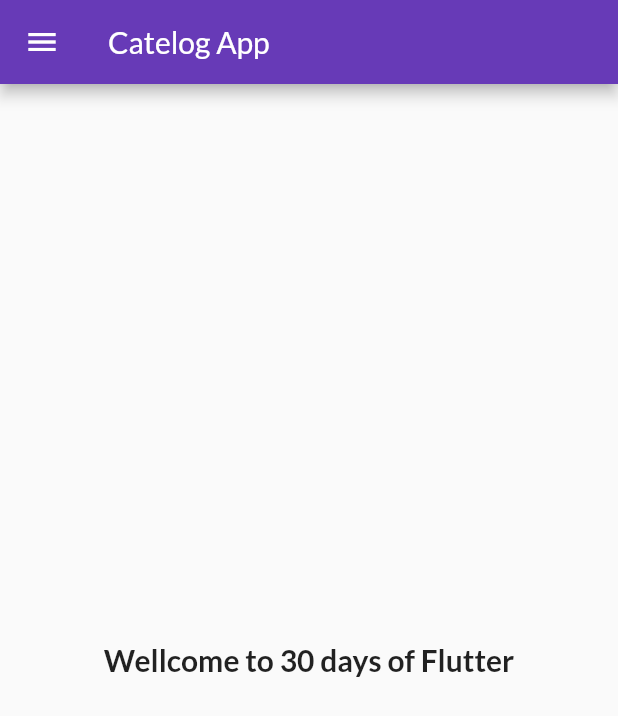
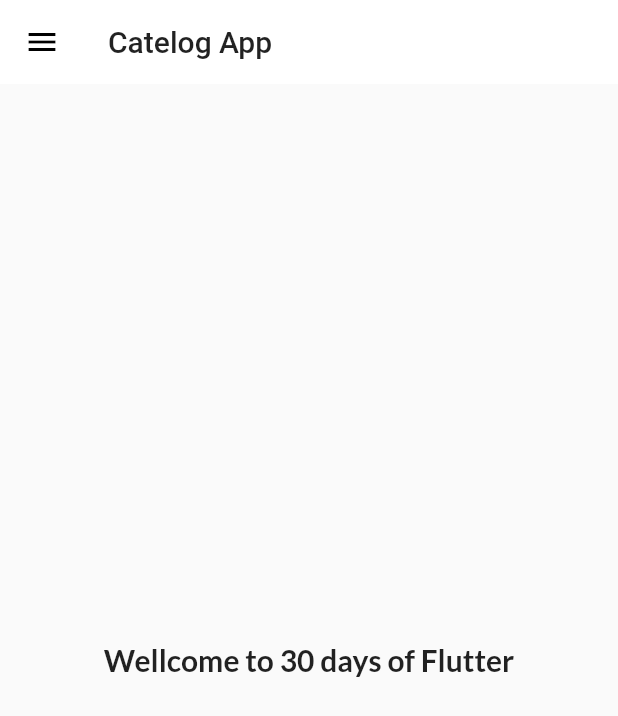
Before and after one commit to mevee/30DaysOfFlutter, a Flutter app: the screen it shows after launch, on a phone screen of 412 x 824 dp. Shown: the top 716 px of the screen. Run offline on Flutter 3.47's test engine with Material 2 defaults, Android fonts, the phone set to English and light mode, and no system bars; our stand-ins replace google_fonts.

Commit message:
theme extraction

```diff
--- a/lib/main.dart
+++ b/lib/main.dart
@@ -1,8 +1,8 @@
 import 'package:flutter/material.dart';
-import 'package:google_fonts/google_fonts.dart';
 import 'package:test2/pages/home_page.dart';
 import 'package:test2/pages/login_page.dart';
 import 'package:test2/util/routes.dart';
+import 'package:test2/widgets/themes.dart';
 
 void main() {
   runApp(MyApp());
@@ -14,10 +14,8 @@ class MyApp extends StatelessWidget {
     return MaterialApp(
       debugShowCheckedModeBanner: false,
       themeMode: ThemeMode.light,
-      theme: ThemeData(
-          primarySwatch: Colors.deepPurple,
-          fontFamily: GoogleFonts.lato().fontFamily),
-      darkTheme: ThemeData(brightness: Brightness.dark),
+      theme: MyTheme.lightTheme(context),
+      darkTheme: MyTheme.darkTheme(context),
       // home: HomePage(),
       initialRoute: "/home",
       routes: {
--- /dev/null
+++ b/lib/widgets/themes.dart
@@ -0,0 +1,18 @@
+import 'package:flutter/material.dart';
+import 'package:google_fonts/google_fonts.dart';
+
+class MyTheme {
+  static ThemeData lightTheme(BuildContext context) => ThemeData(
+        primarySwatch: Colors.deepPurple,
+        fontFamily: GoogleFonts.lato().fontFamily,
+        appBarTheme: AppBarTheme(
+            color: Colors.white,
+            elevation: 0.0,
+            iconTheme: IconThemeData(color: Colors.black),
+            textTheme: Theme.of(context).textTheme),
+      );
+
+  static ThemeData darkTheme(BuildContext context) => ThemeData(
+        brightness: Brightness.dark,
+      );
+}
```
Also changed, not shown: 2 other files.
